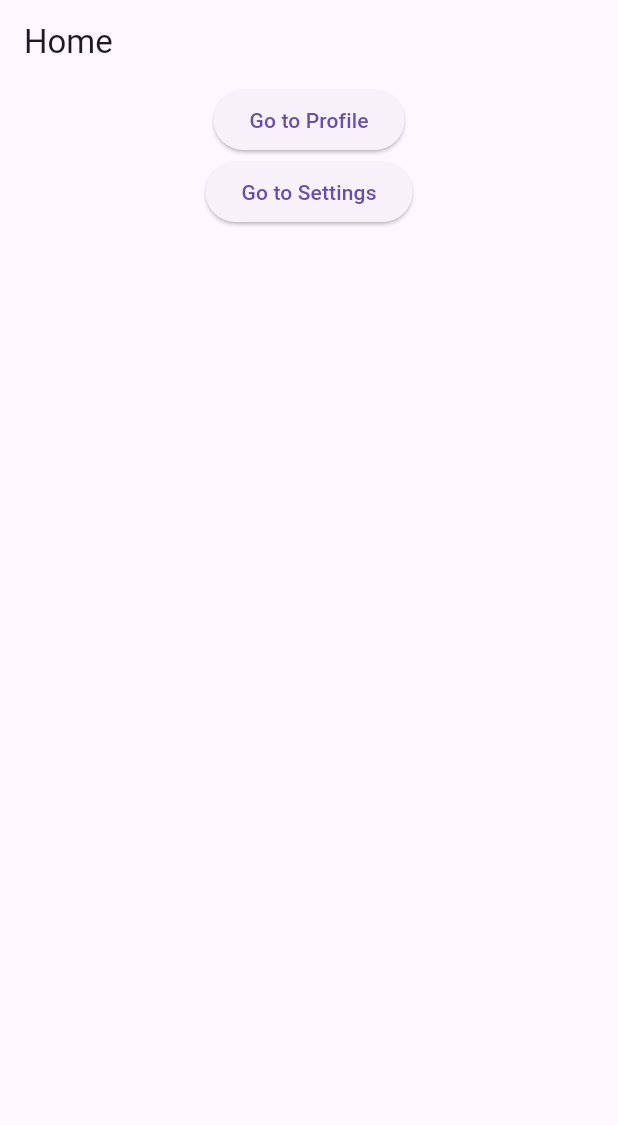
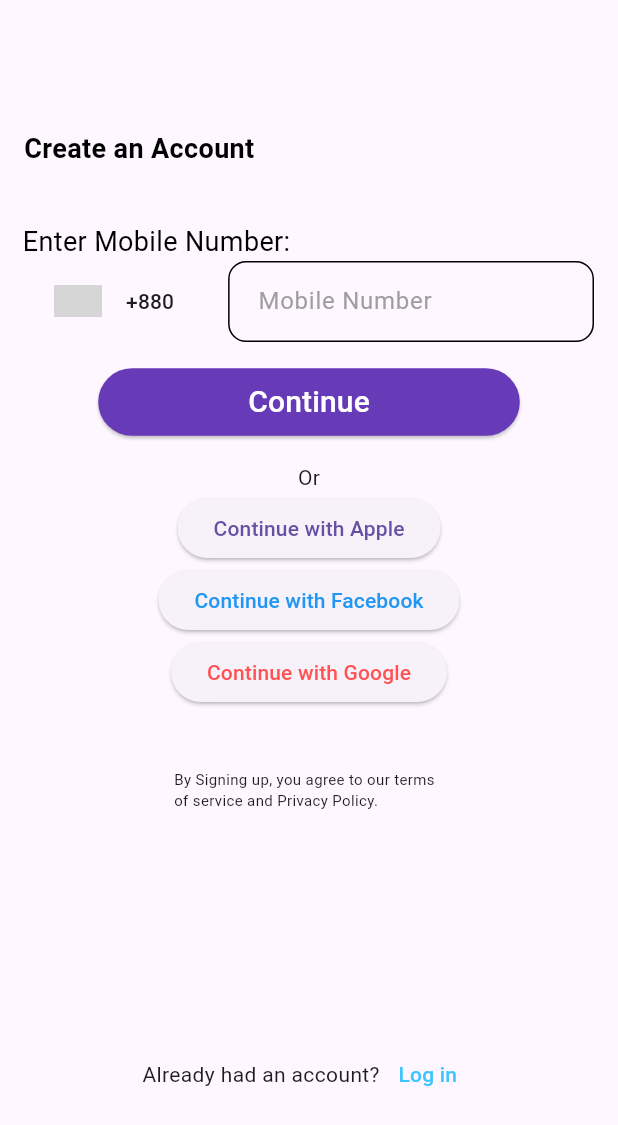
Before and after one commit to wahiduzzamanbappy/practice_app, a Flutter app: the Home screen opened directly, on a phone screen of 412 x 824 dp. Shown: the top 1125 px of the screen. Run offline on Flutter 3.47's test engine with Material 3 defaults, Android fonts, the phone set to English and light mode, and no system bars; drawn by our look-alikes of country_code_picker; grey boxes are pictures that could not be loaded.

Commit message:
code added

```diff
--- a/lib/main.dart
+++ b/lib/main.dart
@@ -1,109 +1,219 @@
-import 'package:flutter/cupertino.dart';
+import 'package:country_code_picker/country_code_picker.dart';
 import 'package:flutter/material.dart';
 
 void main() {
-  runApp(const MyApp());
+  runApp(const TravelerApp());
 }
 
-class MyApp extends StatelessWidget {
-  const MyApp({super.key});
+class TravelerApp extends StatelessWidget {
+  const TravelerApp({super.key});
 
   @override
   Widget build(BuildContext context) {
     return const MaterialApp(
       debugShowCheckedModeBanner: false,
-      title: "MyApp",
-      home: Text('Home'),
+      title: 'Travel App',
+      home: Home(),
     );
   }
 }
 
-class Home extends StatelessWidget {
+class Home extends StatefulWidget {
   const Home({super.key});
+
+  @override
+  State<Home> createState() => _HomeState();
+}
+
+class _HomeState extends State<Home> {
+  void showSnackBarMessage(BuildContext context, String message) {
+    final snackBar = SnackBar(
+      content: Text(message),
+      duration: const Duration(seconds: 3),
+      backgroundColor: Colors.deepPurpleAccent,
+      action: SnackBarAction(
+        label: 'Undo',
+        onPressed: () {
+          Navigator.push(
+            context,
+            MaterialPageRoute(
+              builder: (context) => Home(),
+            ),
+          );
+        },
+      ),
+    );
+    ScaffoldMessenger.of(context).showSnackBar(snackBar);
+  }
+
+  final TextEditingController _MobileNumberTEController =
+      TextEditingController();
+  final GlobalKey<FormState> _formKey = GlobalKey<FormState>();
 
   @override
   Widget build(BuildContext context) {
     return Scaffold(
-      appBar: AppBar(
-        title: const Text('Home'),
-      ),
-      body: Center(
-        child: Column(
-          children: [
-            ElevatedButton(
-              onPressed: () {
-                Navigator.push(
-                  context,
-                  MaterialPageRoute(
-                    builder: (context) => const Profile(),
+      body: SingleChildScrollView(
+        child: Form(
+          key: _formKey,
+          child: Column(
+            crossAxisAlignment: CrossAxisAlignment.start,
+            children: [
+              const SizedBox(height: 70),
+              const Padding(
+                padding: EdgeInsets.all(16.0),
+                child: Text(
+                  "Create an Account",
+                  style: TextStyle(
+                    color: Colors.black,
+                    fontWeight: FontWeight.bold,
+                    fontSize: 18,
                   ),
-                );
-              },
-              child: const Text('Go to Profile'),
-            ),
-            ElevatedButton(
-              onPressed: () {
-                Navigator.pushReplacement(
-                  context,
-                  MaterialPageRoute(
-                    builder: (context) => const Profile(),
+                ),
+              ),
+              const SizedBox(height: 20),
+              const Padding(
+                padding: EdgeInsets.only(left: 15),
+                child: Text(
+                  'Enter Mobile Number:',
+                  style: TextStyle(
+                    color: Colors.black,
+                    fontSize: 18,
                   ),
-                );
-              },
-              child: const Text('Go to Settings'),
-            ),
-          ],
+                ),
+              ),
+              Row(
+                crossAxisAlignment: CrossAxisAlignment.start,
+                mainAxisAlignment: MainAxisAlignment.start,
+                children: [
+                  CountryCodePicker(
+                    onChanged: (code) => print(code),
+                    initialSelection: 'BD',
+                    favorite: const ['+880', 'BD'],
+                    showCountryOnly: false,
+                    showOnlyCountryWhenClosed: false,
+                    alignLeft: false,
+                  ),
+                  Expanded(
+                    child: Container(
+                      padding: const EdgeInsets.symmetric(horizontal: 16.0),
+                      child: TextFormField(
+                        keyboardType: TextInputType.phone,
+                        decoration: InputDecoration(
+                          hintText: 'Mobile Number',
+                          hintStyle: const TextStyle(
+                            fontWeight: FontWeight.w400,
+                            color: Colors.grey,
+                          ),
+                          contentPadding: const EdgeInsets.symmetric(
+                              vertical: 15.0, horizontal: 16.0),
+                          enabledBorder: OutlineInputBorder(
+                            borderRadius: BorderRadius.circular(12.0),
+                            borderSide: const BorderSide(color: Colors.black),
+                          ),
+                          /* focusedBorder: OutlineInputBorder(
+                            borderRadius: BorderRadius.circular(12.0),
+                            borderSide: const BorderSide(color: Colors.black),
+                          ),
+                          errorBorder: OutlineInputBorder(
+                            borderRadius: BorderRadius.circular(12.0),
+                            borderSide: const BorderSide(color: Colors.red),
+                          ),*/
+                        ),
+                      ),
+                    ),
+                  ),
+                ],
+              ),
+              const SizedBox(
+                height: 16,
+              ),
+              Center(
+                child: ElevatedButton(
+                  style: TextButton.styleFrom(
+                    backgroundColor: Colors.deepPurple,
+                    foregroundColor: Colors.white,
+                    padding: const EdgeInsets.symmetric(
+                        horizontal: 100.0, vertical: 8.0),
+                  ),
+                  onPressed: () {
+                    String MB = _MobileNumberTEController.text;
+                    if (MB.isNotEmpty) {
+                      showSnackBarMessage(context, 'Logged in');
+                    } else {
+                      showSnackBarMessage(
+                          context, 'Logged Failed, Missing Data!');
+                    }
+                  },
+                  child: const Text(
+                    'Continue',
+                    style: TextStyle(fontSize: 20),
+                  ),
+                ),
+              ),
+              const SizedBox(height: 16),
+              const Center(child: Text('Or')),
+              Center(
+                child: ElevatedButton(
+                  onPressed: () {},
+                  child: const Text('Continue with Apple'),
+                ),
+              ),
+              Center(
+                child: ElevatedButton(
+                  onPressed: () {},
+                  child: const Text(
+                    'Continue with Facebook',
+                    style: TextStyle(
+                      color: Colors.blue,
+                    ),
+                  ),
+                ),
+              ),
+              Center(
+                child: ElevatedButton(
+                  onPressed: () {},
+                  child: const Text(
+                    'Continue with Google',
+                    style: TextStyle(
+                      color: Colors.redAccent,
+                    ),
+                  ),
+                ),
+              ),
+              const SizedBox(height: 40),
+              Center(
+                child: Container(
+                    height: 100,
+                    width: 180,
+                    child: const Text(
+                      'By Signing up, you agree to our terms of service and Privacy Policy.',
+                      style: TextStyle(
+                        fontSize: 10,
+                      ),
+                    )),
+              ),
+              const SizedBox(height: 80),
+              Row(
+                crossAxisAlignment: CrossAxisAlignment.center,
+                mainAxisAlignment: MainAxisAlignment.center,
+                children: [
+                  const Text('Already had an account?'),
+                  TextButton(
+                    onPressed: () {},
+                    child: const Text(
+                      'Log in',
+                      style: TextStyle(
+                        color: Colors.lightBlueAccent,
+                      ),
+                    ),
+                  ),
+                ],
+              ),
+            ],
+          ),
         ),
       ),
     );
   }
 }
-
-class Profile extends StatelessWidget {
-  const Profile({super.key});
-
-  @override
-  Widget build(BuildContext context) {
-    return Scaffold(
-      appBar: AppBar(
-        title: const Text('Profile'),
-      ),
-      body: Column(
-        children: [
-          ElevatedButton(
-            onPressed: () {
-              Navigator.pop(context);
-            },
-            child: const Text('Back to Home'),
-          )
-        ],
-      ),
-    );
-  }
-}
-
-class Settings extends StatelessWidget {
-  const Settings({super.key});
-
-  @override
-  Widget build(BuildContext context) {
-    return Scaffold(
-      appBar: AppBar(
-        title: const Text('Settings'),
-      ),
-      body: Column(
-        children: [
-          ElevatedButton(
-            onPressed: () {
-              Navigator.pushAndRemoveUntil(
-                  context,
-                  MaterialPageRoute(builder: (context) => const Home()),
-                  (predicate) => false);
-            },
-            child: const Text('Back to Home'),
-          ),
-        ],
-      ),
-    );
-  }
-}
--- a/pubspec.yaml
+++ b/pubspec.yaml
@@ -30,6 +30,7 @@ environment:
 dependencies:
   flutter:
     sdk: flutter
+  country_code_picker: ^3.1.0
 
 
   # The following adds the Cupertino Icons font to your application.
```
Also changed, not shown: pubspec.lock, 1 other file.
